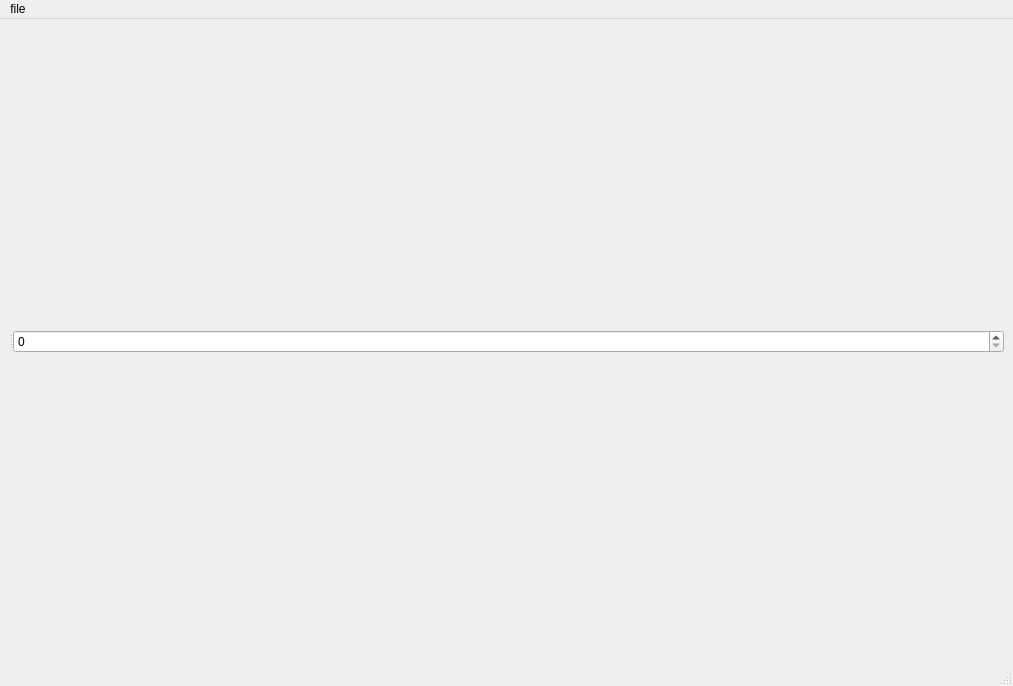
First picture: the form in mainwindow.ui, repository thgier/PotatoPresenter, before the edit.
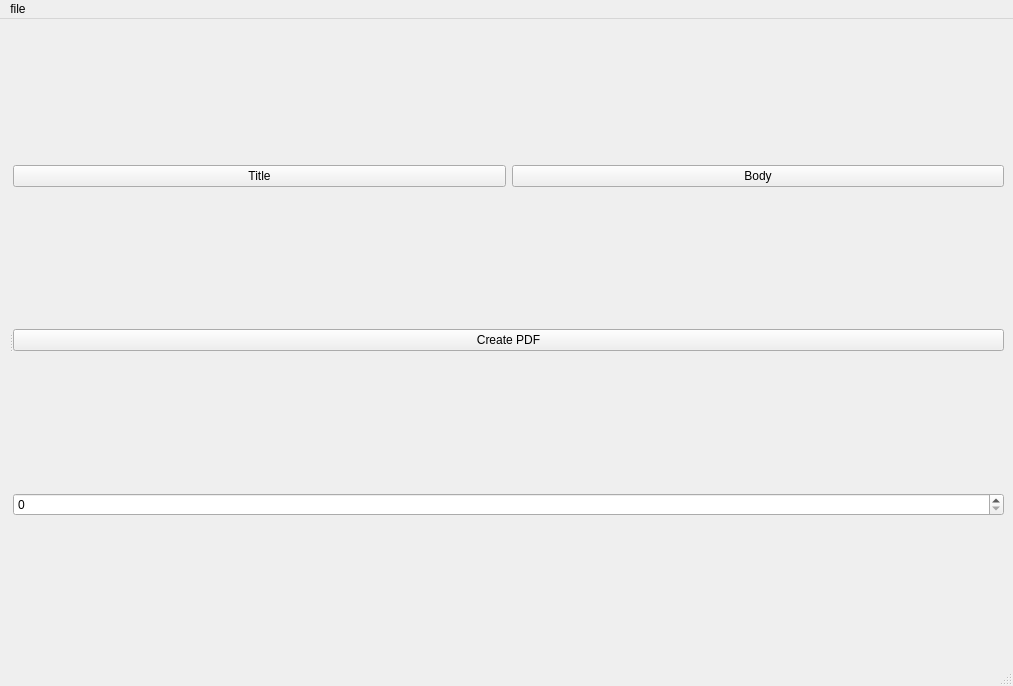
Second picture: the form after the edit.

Commit message: input file are now two arrays, add (not working) layout class

What changed in the file:
```diff
--- a/mainwindow.ui
+++ b/mainwindow.ui
@@ -20,14 +20,39 @@
       <property name="orientation">
        <enum>Qt::Horizontal</enum>
       </property>
-      <widget class="QWidget" name="">
+      <widget class="QWidget" name="layoutWidget">
        <layout class="QHBoxLayout" name="editor"/>
       </widget>
-      <widget class="QWidget" name="">
+      <widget class="QWidget" name="layoutWidget">
        <layout class="QVBoxLayout" name="paint">
         <property name="topMargin">
          <number>1</number>
         </property>
+        <item>
+         <layout class="QHBoxLayout" name="horizontalLayout_2">
+          <item>
+           <widget class="QPushButton" name="layoutTitle">
+            <property name="text">
+             <string>Title</string>
+            </property>
+           </widget>
+          </item>
+          <item>
+           <widget class="QPushButton" name="pushButton_2">
+            <property name="text">
+             <string>Body</string>
+            </property>
+           </widget>
+          </item>
+         </layout>
+        </item>
+        <item>
+         <widget class="QPushButton" name="createPDF">
+          <property name="text">
+           <string>Create PDF</string>
+          </property>
+         </widget>
+        </item>
         <item>
          <widget class="QSpinBox" name="pageNumber"/>
         </item>
```
The commit also changes 13 other files.
